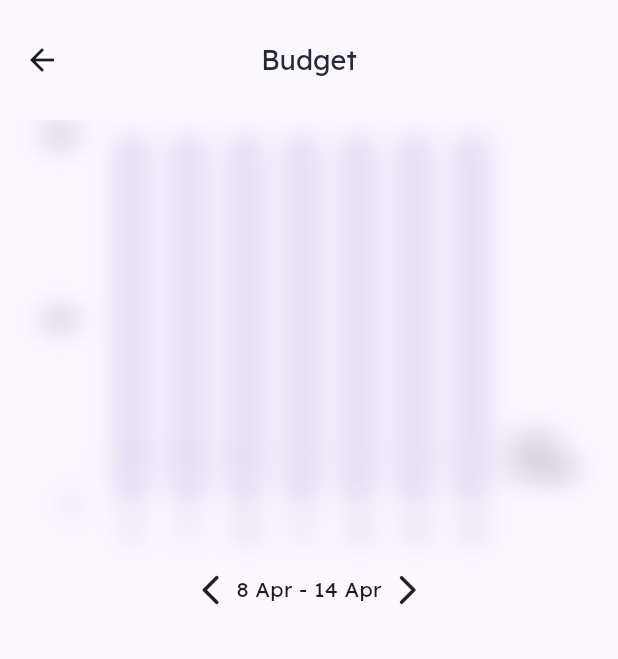
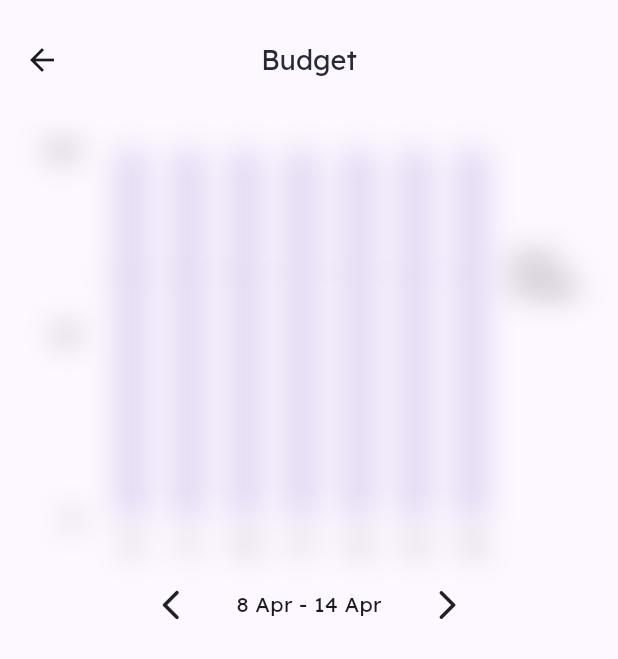
Before and after one commit to ohshuzanne/savvy, a Flutter app: the BudgetScreen screen opened directly, after a tap on the "arrow back ios new" icon, after a tap on the "arrow forward ios" icon, on a phone screen of 412 x 824 dp. Shown: the top 659 px of the screen. Run offline on Flutter 3.47's test engine with Material 3 defaults, Android fonts, the phone set to English and light mode, and no system bars; drawn by our look-alikes of fl_chart; our stand-ins replace cloud_firestore, firebase_auth, firebase_core, flutter_animate, google_fonts, share_plus and 1 more; accounts and stored records are empty.

Commit message:
fixed bar chart bug

```diff
--- a/lib/widget/bar_chart.dart
+++ b/lib/widget/bar_chart.dart
@@ -33,6 +33,7 @@ class _BarChartWidgetState extends State<BarChartWidget> {
   }
 
   void getList() {
+    availableDay.clear();
     for (Map i in expenseList) {
       for (DateTime j in selectedDay) {
         if (j.day == DateTime.parse(i['date']).day &&
@@ -49,15 +50,15 @@ class _BarChartWidgetState extends State<BarChartWidget> {
         }
       }
     }
-    if (max < 100) {
+    if (max <= 100) {
       max = 100;
-    } else if (max < 250) {
+    } else if (max <= 250) {
       max = 250;
-    } else if (max < 500) {
+    } else if (max <= 500) {
       max = 500;
-    } else if (max < 750) {
+    } else if (max <= 750) {
       max = 750;
-    } else if (max < 1000) {
+    } else if (max <= 1000) {
       max = 1000;
     } else {
       max = ((max - (max % 1000)) + 1) * 1000;
@@ -65,7 +66,6 @@ class _BarChartWidgetState extends State<BarChartWidget> {
   }
 
   DateTime getFirstDay(bool isNext) {
-
     DateTime day = selectedDay.isEmpty
         ? DateTime.now()
         : isNext
@@ -90,7 +90,7 @@ class _BarChartWidgetState extends State<BarChartWidget> {
     return monday;
   }
 
-  getSelectedDay(DateTime monday){
+  getSelectedDay(DateTime monday) {
     selectedDay.clear();
     for (int n = 0; n < 7; n++) {
       DateTime day = DateTime(monday.year, monday.month, monday.day + n);
@@ -99,39 +99,40 @@ class _BarChartWidgetState extends State<BarChartWidget> {
     getList();
   }
 
-  previousWeek(){
-    setState(() {
-      selectedDay[0] =  DateTime(selectedDay[0].year, selectedDay[0].month,
-          selectedDay[0].day - 7);
+  previousWeek() {
+    selectedDay[0] = DateTime(
+        selectedDay[0].year, selectedDay[0].month, selectedDay[0].day - 7);
     getSelectedDay(selectedDay[0]);
-
-    });
+    ;
   }
 
-  nextWeek(){
-    setState(() {
-      selectedDay[0] =  DateTime(selectedDay[0].year, selectedDay[0].month,
-          selectedDay[0].day + 7);
+  nextWeek() {
+    selectedDay[0] = DateTime(
+        selectedDay[0].year, selectedDay[0].month, selectedDay[0].day + 7);
     getSelectedDay(selectedDay[0]);
-    });
-
+    ;
   }
 
   @override
   Widget build(BuildContext context) {
-
     return Column(
       children: [
+        SizedBox(
+          height: 10,
+        ),
         AspectRatio(
             aspectRatio: 1.3,
             child: Stack(
-              children: [BarChart(BarChartData(
-
-                barTouchData: BarTouchData(touchTooltipData: BarTouchTooltipData(tooltipBgColor: subPurple.withOpacity(0.5))),
+              children: [
+                BarChart(BarChartData(
+                    barTouchData: BarTouchData(
+                        touchTooltipData: BarTouchTooltipData(
+                            tooltipBgColor: subPurple.withOpacity(0.5))),
                     gridData: FlGridData(
                         drawVerticalLine: false,
                         horizontalInterval: budget / 30,
-                      checkToShowHorizontalLine: (value) => value == budget / 30),
+                        checkToShowHorizontalLine: (value) =>
+                            value == budget / 30),
                     titlesData: FlTitlesData(
                         show: true,
                         leftTitles: AxisTitles(
@@ -152,19 +153,21 @@ class _BarChartWidgetState extends State<BarChartWidget> {
                                 style: GoogleFonts.lexend(fontSize: 12),
                               );
                             } else {
-                            return const Text(''); // Empty text for other values
+                              return const Text(
+                                  ''); // Empty text for other values
                             }
                           },
                         )),
                         topTitles: AxisTitles(
-                          sideTitles:
-                              SideTitles(reservedSize: 40, showTitles: false)),
+                            sideTitles: SideTitles(
+                                reservedSize: 40, showTitles: false)),
                         bottomTitles: AxisTitles(
                             sideTitles: SideTitles(
-                              interval: 7, reservedSize: 40, showTitles: true))),
+                                interval: 7,
+                                reservedSize: 40,
+                                showTitles: true))),
                     borderData: FlBorderData(show: false),
                     minY: 0,
-
                     maxY: max > budget / 30 ? max : budget / 30,
                     barGroups: List.generate(
                         7,
@@ -172,11 +175,15 @@ class _BarChartWidgetState extends State<BarChartWidget> {
                             ? BarChartGroupData(x: 0)
                             : BarChartGroupData(
                                 x: int.parse(DateFormat("dd").format(
-                                  DateTime.parse(selectedDay[index].toString()))),
+                                    DateTime.parse(
+                                        selectedDay[index].toString()))),
                                 barRods: [
                                     BarChartRodData(
-                                      backDrawRodData: BackgroundBarChartRodData(
-                                          show: true, toY: max, color: subPurple),
+                                        backDrawRodData:
+                                            BackgroundBarChartRodData(
+                                                show: true,
+                                                toY: max,
+                                                color: subPurple),
                                         borderRadius: BorderRadius.circular(4),
                                         width: 20,
                                         color: mainPurple,
@@ -188,7 +195,17 @@ class _BarChartWidgetState extends State<BarChartWidget> {
                                                     selectedDay[index])
                                                 .toList()[0]['amount']
                                             : 0))
-                                ])))),availableDay.isEmpty ? BackdropFilter(filter: ImageFilter.blur(sigmaX: 10.0, sigmaY: 10.0),child: Container(height: double.infinity, width: double.infinity,),): SizedBox(),],
+                                  ])))),
+                availableDay.isEmpty
+                    ? BackdropFilter(
+                        filter: ImageFilter.blur(sigmaX: 10.0, sigmaY: 10.0),
+                        child: Container(
+                          height: double.infinity,
+                          width: double.infinity,
+                        ),
+                      )
+                    : SizedBox(),
+              ],
             )),
         SizedBox(
           height: 5,
@@ -197,24 +214,44 @@ class _BarChartWidgetState extends State<BarChartWidget> {
           crossAxisAlignment: CrossAxisAlignment.center,
           mainAxisAlignment: MainAxisAlignment.center,
           children: [
-            GestureDetector(onTap: previousWeek, child: Icon(Icons.arrow_back_ios_new_rounded)),
+            GestureDetector(
+                onTap: () {
+                  setState(() {
+                    previousWeek();
+                  });
+                },
+                child: Icon(Icons.arrow_back_ios_new_rounded)),
             SizedBox(
               width: 5,
             ),
-            Text(
+            SizedBox(
+              width: 150,
+              child: Center(
+                child: Text(
                   "${DateFormat('d MMM').format(selectedDay[0])} - ${DateFormat('d MMM').format(selectedDay[6])}",
                   style: GoogleFonts.lexend(),
+                ),
+              ),
             ),
             SizedBox(
               width: 5,
             ),
-            GestureDetector(onTap: nextWeek, child: Icon(Icons.arrow_forward_ios_rounded))
+            GestureDetector(
+                onTap: () {
+                  setState(() {
+                    nextWeek();
+                  });
+                },
+                child: Icon(Icons.arrow_forward_ios_rounded))
           ],
         ),
-        SizedBox(height: 15,),
-        TransactionLog(selectedDate: selectedDay,)
+        SizedBox(
+          height: 15,
+        ),
+        TransactionLog(
+          selectedDate: selectedDay,
+        )
       ],
-
     );
   }
 }
```
Also changed, not shown: lib/CRUD/transaction.dart (added, +88 -0 lines). Lines whose indentation alone changed are shown as unchanged.
